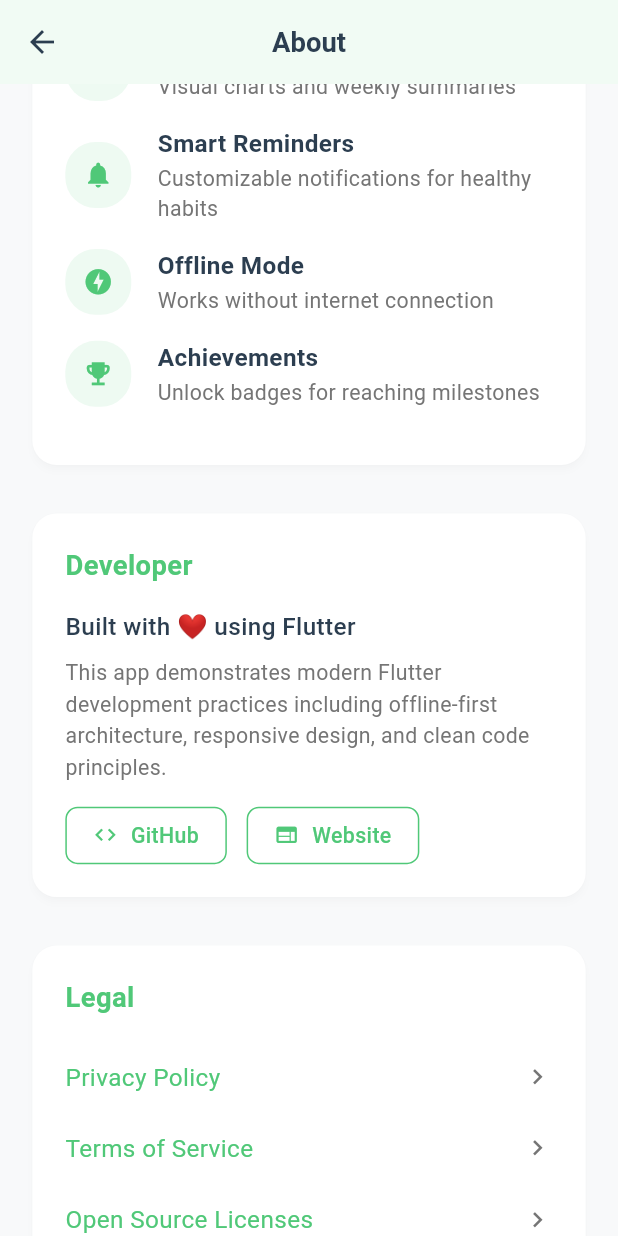
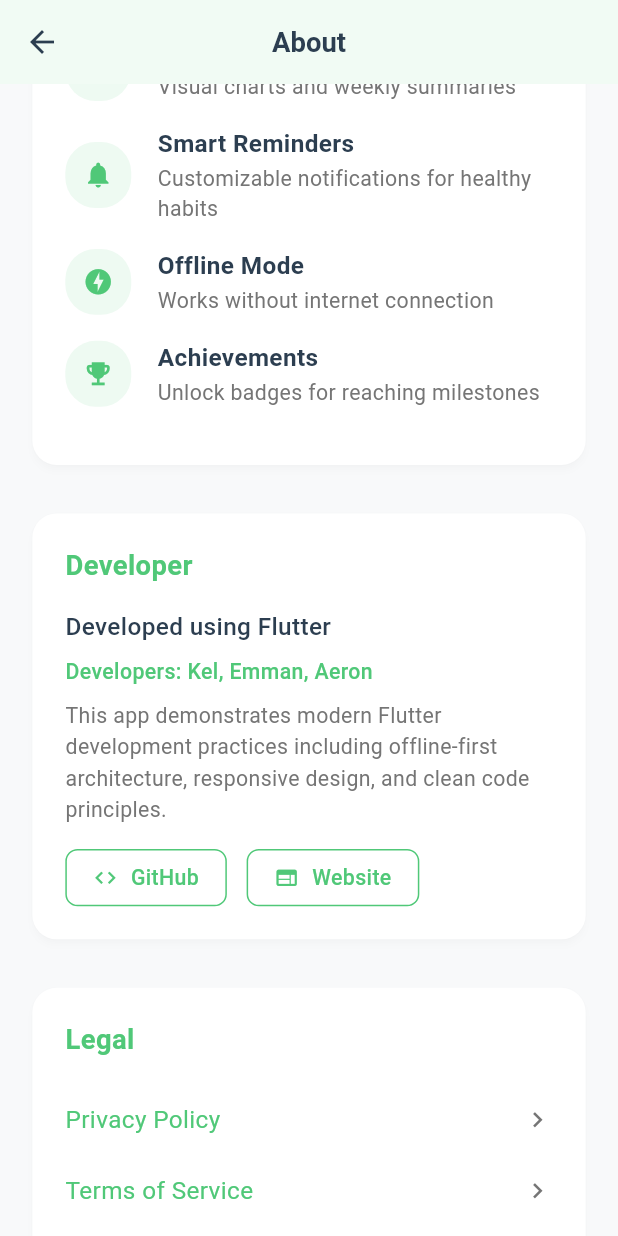
Before and after one commit to Kuruzukel/HTMAD, a Flutter app: the AboutScreen screen opened directly, scrolled down 576 dp, on a phone screen of 412 x 824 dp. Run offline on Flutter 3.47's test engine with Material 3 defaults, Android fonts, the phone set to English and light mode, and no system bars; our stand-ins replace cloud_firestore, connectivity_plus, firebase_auth, firebase_core, fl_chart, flutter_local_notifications and 3 more; accounts and stored records are empty.

Commit message:
Add a summary and re-edit my readme

```diff
--- a/lib/presentation/screens/settings/about_screen.dart
+++ b/lib/presentation/screens/settings/about_screen.dart
@@ -219,10 +219,19 @@ class AboutScreen extends StatelessWidget {
             ),
             SizedBox(height: 16.h),
             Text(
-              'Built with ❤️ using Flutter',
+              'Developed using Flutter',
               style: TextStyle(
                 fontSize: 16.sp,
                 fontWeight: FontWeight.w500,
+              ),
+            ),
+            SizedBox(height: 8.h),
+            Text(
+              'Developers: Kel, Emman, Aeron',
+              style: TextStyle(
+                fontSize: 14.sp,
+                fontWeight: FontWeight.w500,
+                color: AppTheme.primaryColor,
               ),
             ),
             SizedBox(height: 8.h),
```
Also changed, not shown: 2 other files.
